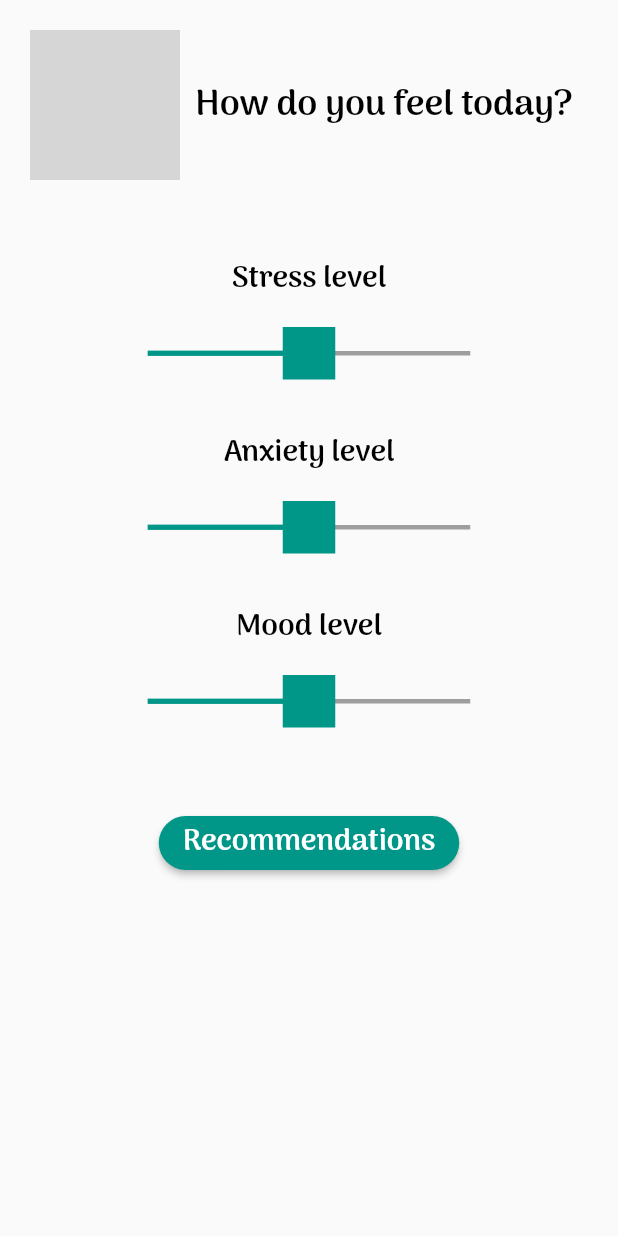
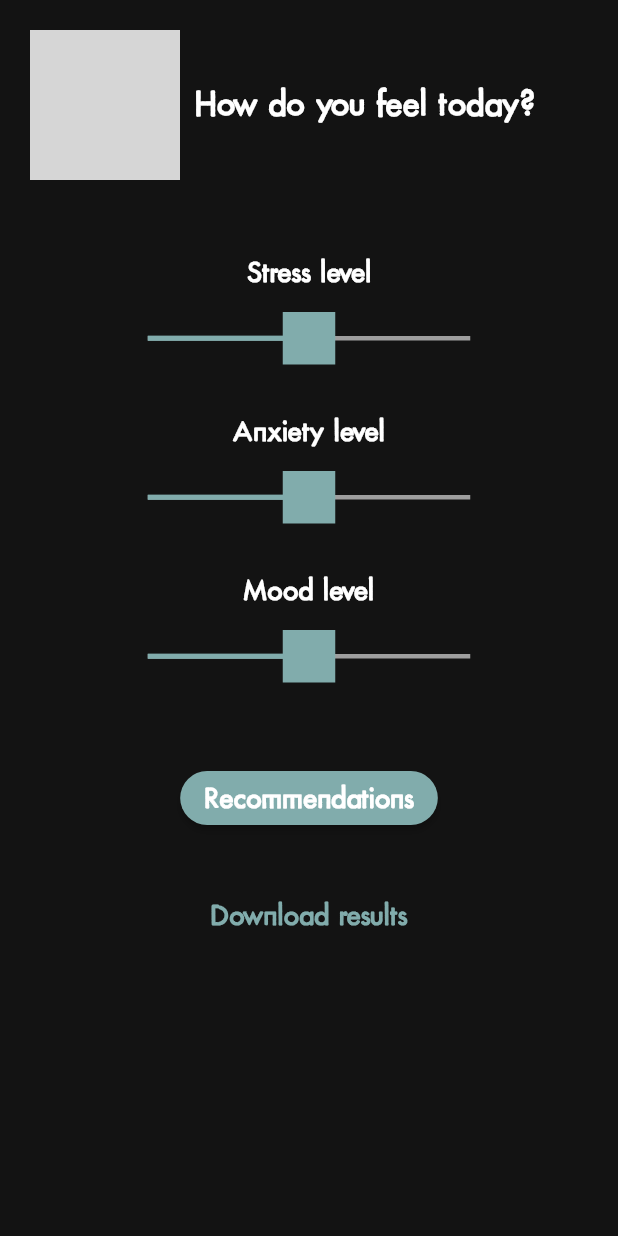
Before and after one commit to KattyIT/TeamApp, a Flutter app: the screen it shows after launch, on a phone screen of 412 x 824 dp. Run offline on Flutter 3.47's test engine with Material 2 defaults, Android fonts, the light colour scheme and no system bars; our stand-ins replace another_xlider, firebase_auth, firebase_core, fl_chart, fluttertoast, font_awesome_flutter and 2 more; accounts and stored records are empty; project files that could hold a hidden picture were left out; grey boxes are pictures that could not be loaded.

Commit message:
dark theme

```diff
--- /dev/null
+++ b/lib/const/custom_theme.dart
@@ -0,0 +1,48 @@
+import 'package:flutter/material.dart';
+import 'package:meditation_app/const/strings.dart';
+
+import 'colors.dart';
+
+class CustomTheme {
+  static ThemeData get darkTheme {
+    return ThemeData(
+      scaffoldBackgroundColor: backgroundColor,
+      colorScheme: ColorScheme.fromSwatch().copyWith(
+        primary: const Color(0xff81acac),
+        secondary: const Color(0xffffffff),
+      ),
+      fontFamily: Strings.listOfFonts.mainFont,
+
+      // Define the default `TextTheme`. Use this to specify the default
+      // text styling for headlines, titles, bodies of text, and more.
+      textTheme: const TextTheme(
+        headline1: TextStyle(
+            fontSize: 24.0,
+            fontWeight: FontWeight.bold,
+            color: Color(0xffffffff)),
+        headline6: TextStyle(
+            fontSize: 16.0,
+            fontWeight: FontWeight.bold,
+            color: Color(0xffffffff)),
+        bodyText2: TextStyle(
+            fontSize: 20.0,
+            fontWeight: FontWeight.bold,
+            color: Color(0xffffffff)),
+      ),
+      cardTheme: CardTheme(
+        margin: EdgeInsets.all(15),
+        shape: RoundedRectangleBorder(
+          borderRadius: BorderRadius.circular(10),
+        ),
+      ),
+      elevatedButtonTheme: ElevatedButtonThemeData(
+        style: TextButton.styleFrom(
+            shape: RoundedRectangleBorder(
+                borderRadius: BorderRadius.circular(20))),
+      ),
+      iconTheme: const IconThemeData(
+        color: Color(0xff81acac),
+      ),
+    );
+  }
+}
--- a/lib/presentation/MainScreen/questionnaires/questions_first.dart
+++ b/lib/presentation/MainScreen/questionnaires/questions_first.dart
@@ -1,11 +1,15 @@
 import 'package:flutter/material.dart';
+import '../../../const/colors.dart';
+import '../../../const/custom_theme.dart';
+import '../../../const/strings.dart';
 import '../../../image/app_images.dart';
-
+import 'dart:io';
 import 'package:another_xlider/another_xlider.dart';
 
 import '../../../image/logo.dart';
 import '../custom_style/custom_text_style.dart';
 import 'arguments_to_send.dart';
+import 'package:path_provider/path_provider.dart';
 
 class QuestionsFirst extends StatefulWidget {
   const QuestionsFirst({Key? key}) : super(key: key);
@@ -18,9 +22,10 @@ class QuestionsFirstState extends State {
   double _stress = 0.0;
   double _anxiety = 0.0;
   double _mood = 0.0;
-  Color _trackBarColorStress = Colors.teal;
-  Color _trackBarColorAnxiety = Colors.teal;
-  Color _trackBarColorMood = Colors.teal;
+  Color _trackBarColorStress = aquamarineColor;
+  Color _trackBarColorAnxiety = aquamarineColor;
+  Color _trackBarColorMood = aquamarineColor;
+
 
   @override
   void initState() {
@@ -30,6 +35,7 @@ class QuestionsFirstState extends State {
   @override
   Widget build(BuildContext context) {
     return MaterialApp(
+      theme: CustomTheme.darkTheme,
       home: Scaffold(
         resizeToAvoidBottomInset: false,
         body: SingleChildScrollView(
@@ -37,7 +43,7 @@ class QuestionsFirstState extends State {
             constraints:
                 BoxConstraints(maxHeight: MediaQuery.of(context).size.height),
             child: Container(
-                padding: EdgeInsets.all(10.0),
+                padding: const EdgeInsets.all(10.0),
                 child: ListView.builder(
                     itemCount: 1,
                     itemBuilder: (context, int index) {
@@ -47,8 +53,7 @@ class QuestionsFirstState extends State {
                             logo(),
                             Text(
                               'How do you feel today?',
-                              style: customTextStyle(
-                                  'Arima', Colors.black, 24, FontWeight.bold),
+                              style: Theme.of(context).textTheme.headline1,
                             ),
                           ],
                         ),
@@ -61,8 +66,14 @@ class QuestionsFirstState extends State {
                         _anxietyRow(),
                         _levelOfSmth('Mood level'),
                         _moodRow(),
-                        const SizedBox(height: 30,),
-                        _finalButton(),
+                        const SizedBox(
+                          height: 30,
+                        ),
+                        _recommendationsButton(),
+                        const SizedBox(
+                          height: 30,
+                        ),
+                        _downloadButton(),
                       ]);
                     })),
           ),
@@ -77,7 +88,6 @@ class QuestionsFirstState extends State {
       child: Text(
         _level,
         textAlign: TextAlign.center,
-        style: customTextStyle('Arima', Colors.black, 20, FontWeight.bold),
       ),
     );
   }
@@ -86,9 +96,9 @@ class QuestionsFirstState extends State {
     double _fontSizeLeft = 0;
     double _fontSizeRight = 0;
     if (_stress < 0) {
-      _fontSizeLeft = 15;
+      _fontSizeLeft = 20;
     } else if (_stress > 0) {
-      _fontSizeRight = 15;
+      _fontSizeRight = 20;
     }
     return Row(mainAxisAlignment: MainAxisAlignment.center,
         //crossAxisAlignment: CrossAxisAlignment.center,
@@ -97,8 +107,8 @@ class QuestionsFirstState extends State {
             width: 50,
             child: Text(
               _stress.toInt().toString(),
-              style: customTextStyle(
-                  'Arima', Colors.black, _fontSizeLeft, FontWeight.bold),
+              style: customTextStyle(Strings.listOfFonts.mainFont, titleColor,
+                  _fontSizeLeft, FontWeight.bold),
               textAlign: TextAlign.center,
             ),
           ),
@@ -107,8 +117,8 @@ class QuestionsFirstState extends State {
             width: 50,
             child: Text(
               _stress.toInt().toString(),
-              style: customTextStyle(
-                  'Arima', Colors.black, _fontSizeRight, FontWeight.bold),
+              style: customTextStyle(Strings.listOfFonts.mainFont, titleColor,
+                  _fontSizeRight, FontWeight.bold),
               textAlign: TextAlign.center,
             ),
           ),
@@ -119,9 +129,9 @@ class QuestionsFirstState extends State {
     double _fontSizeLeft = 0;
     double _fontSizeRight = 0;
     if (_anxiety < 0) {
-      _fontSizeLeft = 15;
+      _fontSizeLeft = 20;
     } else if (_anxiety > 0) {
-      _fontSizeRight = 15;
+      _fontSizeRight = 20;
     }
     return Row(
         mainAxisAlignment: MainAxisAlignment.center,
@@ -131,8 +141,8 @@ class QuestionsFirstState extends State {
             width: 50,
             child: Text(
               _anxiety.toInt().toString(),
-              style: customTextStyle(
-                  'Arima', Colors.black, _fontSizeLeft, FontWeight.bold),
+              style: customTextStyle(Strings.listOfFonts.mainFont, titleColor,
+                  _fontSizeLeft, FontWeight.bold),
               textAlign: TextAlign.center,
             ),
           ),
@@ -141,8 +151,8 @@ class QuestionsFirstState extends State {
             width: 50,
             child: Text(
               _anxiety.toInt().toString(),
-              style: customTextStyle(
-                  'Arima', Colors.black, _fontSizeRight, FontWeight.bold),
+              style: customTextStyle(Strings.listOfFonts.mainFont, titleColor,
+                  _fontSizeRight, FontWeight.bold),
               textAlign: TextAlign.center,
             ),
           ),
@@ -153,9 +163,9 @@ class QuestionsFirstState extends State {
     double _fontSizeLeft = 0;
     double _fontSizeRight = 0;
     if (_mood < 0) {
-      _fontSizeLeft = 15;
+      _fontSizeLeft = 20;
     } else if (_mood > 0) {
-      _fontSizeRight = 15;
+      _fontSizeRight = 20;
     }
     return Row(
         mainAxisAlignment: MainAxisAlignment.center,
@@ -165,8 +175,8 @@ class QuestionsFirstState extends State {
             width: 50,
             child: Text(
               _mood.toInt().toString(),
-              style: customTextStyle(
-                  'Arima', Colors.black, _fontSizeLeft, FontWeight.bold),
+              style: customTextStyle(Strings.listOfFonts.mainFont, titleColor,
+                  _fontSizeLeft, FontWeight.bold),
               textAlign: TextAlign.center,
             ),
           ),
@@ -175,8 +185,8 @@ class QuestionsFirstState extends State {
             width: 50,
             child: Text(
               _mood.toInt().toString(),
-              style: customTextStyle(
-                  'Arima', Colors.black, _fontSizeRight, FontWeight.bold),
+              style: customTextStyle(Strings.listOfFonts.mainFont, titleColor,
+                  _fontSizeRight, FontWeight.bold),
               textAlign: TextAlign.center,
             ),
           ),
@@ -210,7 +220,7 @@ class QuestionsFirstState extends State {
             ),
             onDragging: (handlerIndex, lowerValue, upperValue) {
               if (lowerValue >= 0) {
-                _trackBarColorStress = Colors.teal;
+                _trackBarColorStress = aquamarineColor;
               } else {
                 _trackBarColorStress = Colors.blueGrey;
               }
@@ -247,7 +257,7 @@ class QuestionsFirstState extends State {
             ),
             onDragging: (handlerIndex, lowerValue, upperValue) {
               if (lowerValue >= 0) {
-                _trackBarColorAnxiety = Colors.teal;
+                _trackBarColorAnxiety = aquamarineColor;
               } else {
                 _trackBarColorAnxiety = Colors.blueGrey;
               }
@@ -284,7 +294,7 @@ class QuestionsFirstState extends State {
             ),
             onDragging: (handlerIndex, lowerValue, upperValue) {
               if (lowerValue >= 0) {
-                _trackBarColorMood = Colors.teal;
+                _trackBarColorMood = aquamarineColor;
               } else {
                 _trackBarColorMood = Colors.blueGrey;
               }
@@ -294,14 +304,8 @@ class QuestionsFirstState extends State {
             }));
   }
 
-  Widget _finalButton() {
+  Widget _recommendationsButton() {
     return ElevatedButton(
-      style: ButtonStyle(
-          backgroundColor: MaterialStateProperty.all(Colors.teal),
-          shape: MaterialStateProperty.all<RoundedRectangleBorder>(
-              RoundedRectangleBorder(
-            borderRadius: BorderRadius.circular(18.0),
-          ))),
       onPressed: () {
         Future.delayed(
             const Duration(seconds: 1),
@@ -314,8 +318,35 @@ class QuestionsFirstState extends State {
       },
       child: const Text(
         'Recommendations',
-        style: TextStyle(fontWeight: FontWeight.bold, fontSize: 20, fontFamily: 'Arima'),
+        style: TextStyle(
+          fontWeight: FontWeight.bold,
+          fontSize: 20,
+        ),
       ),
     );
   }
+
+  Widget _downloadButton() {
+    return TextButton(
+      onPressed: () {
+        _save();
+      },
+      child: const Text(
+        'Download results',
+        style: TextStyle(
+          fontWeight: FontWeight.bold,
+          fontSize: 20,
+        ),
+      ),
+    );
+  }
+
+  _save() async {
+    final directory = await getApplicationDocumentsDirectory();
+    final file = File('${directory.path}/my_file.txt');
+    final text =
+        'Today is ${DateTime.now()} \nYour stress level is $_stress,\nYour anxiety level is $_anxiety,\nYour mood level is $_mood';
+    await file.writeAsString(text);
+    print(text);
+  }
 }
--- a/pubspec.yaml
+++ b/pubspec.yaml
@@ -30,6 +30,7 @@ dependencies:
   another_xlider: ^1.0.0
   fl_chart: ^0.55.0
   youtube_player_flutter: ^8.0.0
+  path_provider: ^2.0.11
 
 
 
```
Also changed, not shown: lib/presentation/MainScreen/recommendations/breathe.dart (+17 -21 lines), lib/presentation/MainScreen/recommendations/meditations.dart (+23 -30 lines), lib/presentation/MainScreen/recommendations/move.dart (+15 -26 lines), lib/presentation/MainScreen/recommendations/recommendations.dart (+36 -23 lines), pubspec.lock.
